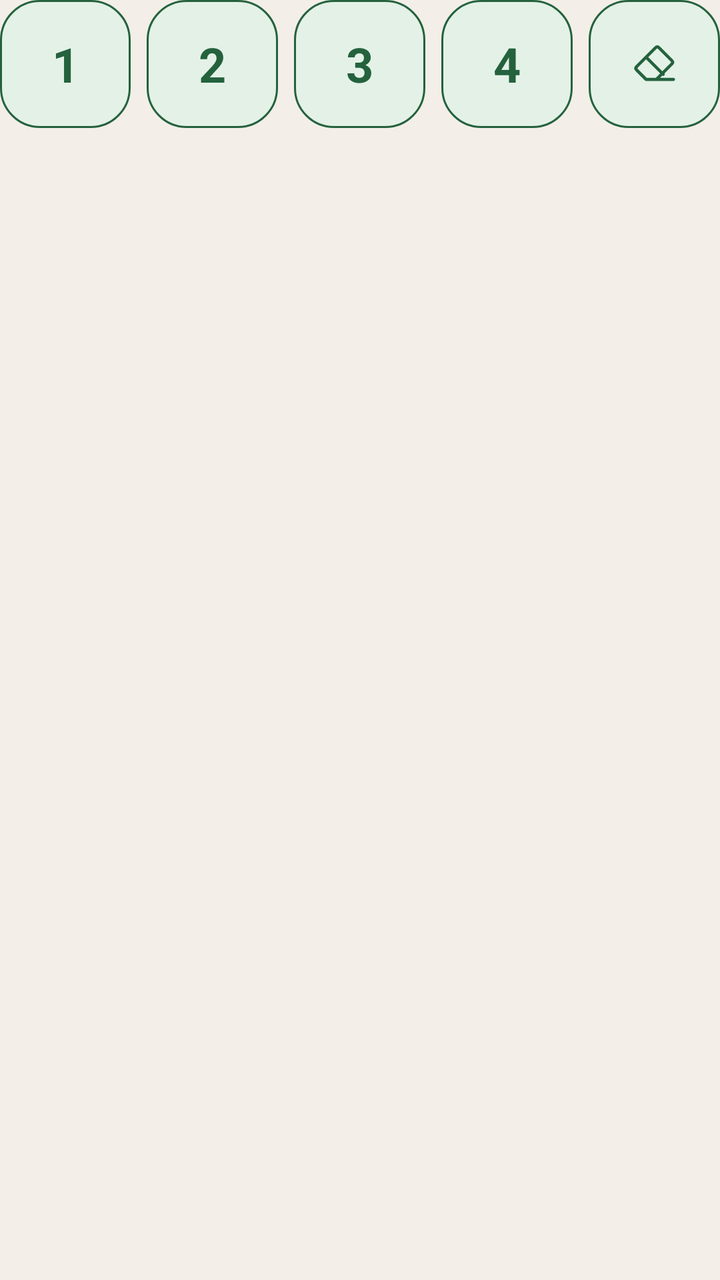
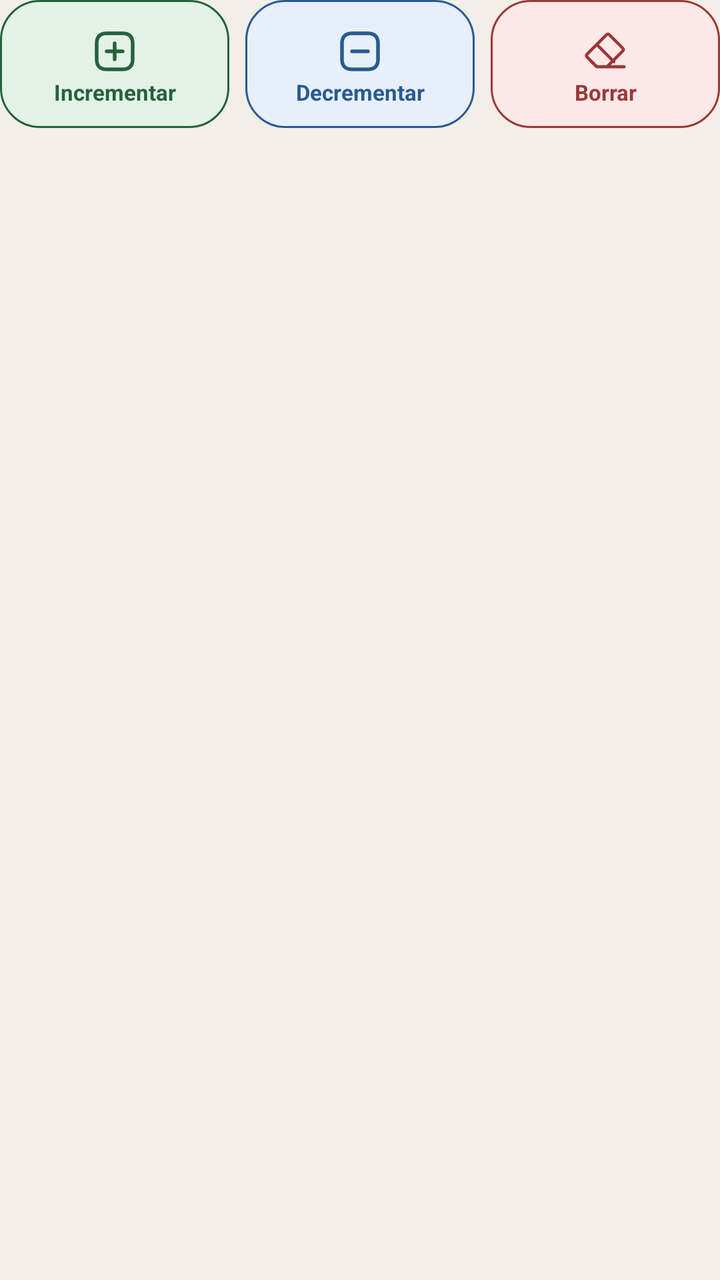

Two renders of the same Android screen: before a commit and after it. Below are the layout's source before the change and the commit's diff.
<!-- AndroidManifest.xml: application theme Theme.Arcade -->
<!-- res/layout/controles_kenken.xml -->
<?xml version="1.0" encoding="utf-8"?>
<LinearLayout xmlns:android="http://schemas.android.com/apk/res/android"
    xmlns:app="http://schemas.android.com/apk/res-auto"
    android:layout_width="match_parent"
    android:layout_height="wrap_content"
    android:baselineAligned="false"
    android:orientation="horizontal">

    <com.google.android.material.button.MaterialButton
        android:id="@+id/numero1" style="@style/Widget.Arcadia.BotonTeclaKenKen"
        android:layout_width="0dp" android:layout_height="64dp" android:layout_weight="1"
        android:layout_marginEnd="4dp" android:text="1" android:textSize="24sp" />
    <com.google.android.material.button.MaterialButton
        android:id="@+id/numero2" style="@style/Widget.Arcadia.BotonTeclaKenKen"
        android:layout_width="0dp" android:layout_height="64dp" android:layout_weight="1"
        android:layout_marginHorizontal="4dp" android:text="2" android:textSize="24sp" />
    <com.google.android.material.button.MaterialButton
        android:id="@+id/numero3" style="@style/Widget.Arcadia.BotonTeclaKenKen"
        android:layout_width="0dp" android:layout_height="64dp" android:layout_weight="1"
        android:layout_marginHorizontal="4dp" android:text="3" android:textSize="24sp" />
    <com.google.android.material.button.MaterialButton
        android:id="@+id/numero4" style="@style/Widget.Arcadia.BotonTeclaKenKen"
        android:layout_width="0dp" android:layout_height="64dp" android:layout_weight="1"
        android:layout_marginHorizontal="4dp" android:text="4" android:textSize="24sp" />
    <com.google.android.material.button.MaterialButton
        android:id="@+id/borrar" style="@style/Widget.Arcadia.BotonTeclaKenKen"
        android:layout_width="0dp" android:layout_height="64dp" android:layout_weight="1"
        android:layout_marginStart="4dp"
        android:contentDescription="@string/kenken_borrar"
        app:icon="@drawable/kenken_borrar" app:iconGravity="textStart" />

</LinearLayout>
<!-- resources referenced by this layout -->
<resources>
  <!-- drawable kenken_borrar (drawable) -->
  <vector xmlns:android="http://schemas.android.com/apk/res/android"
      android:width="28dp" android:height="28dp" android:viewportWidth="28" android:viewportHeight="28">
      <path android:fillColor="#00000000" android:strokeColor="#FFFFFFFF"
          android:strokeWidth="1.8" android:strokeLineCap="round" android:strokeLineJoin="round"
          android:pathData="M16.5,4.5L24,12Q25,13 24,14L15,23H9L3.5,17.5Q2.5,16.5 3.5,15.5L14.5,4.5Q15.5,3.5 16.5,4.5Z M9,10L19,20 M15,23H25" />
  </vector>
  <string name="kenken_borrar">Borrar</string>
  <style name="Widget.Arcadia.BotonTeclaKenKen" parent="Widget.Material3.Button.OutlinedButton">
          <item name="android:minWidth">0dp</item>
          <item name="android:insetTop">0dp</item>
          <item name="android:insetBottom">0dp</item>
          <item name="android:textColor">@color/kenken_tinte_incrementar</item>
          <item name="android:textStyle">bold</item>
          <item name="android:textAllCaps">false</item>
          <item name="android:elevation">0dp</item>
          <item name="cornerRadius">@dimen/radio_modo_kenken</item>
          <item name="backgroundTint">@color/kenken_fondo_incrementar</item>
          <item name="strokeColor">@color/kenken_tinte_incrementar</item>
          <item name="iconTint">@color/kenken_tinte_incrementar</item>
          <item name="iconSize">24dp</item>
          <item name="iconPadding">0dp</item>
      </style>
  <style name="Theme.Arcade" parent="Theme.Material3.DayNight.NoActionBar">
          <item name="colorPrimary">#8E529F</item>
          <item name="colorOnPrimary">#FFFFFF</item>
          <item name="colorPrimaryContainer">#EBD4ED</item>
          <item name="colorOnPrimaryContainer">#482353</item>
          <item name="colorSurface">@color/arcade_surface</item>
          <item name="colorOnSurface">@color/arcade_ink</item>
          <item name="android:colorBackground">@color/arcade_bg</item>
          <item name="android:windowLightStatusBar">false</item>
          <item name="android:fontFamily">sans-serif</item>
      </style>
  <dimen name="radio_modo_kenken">20dp</dimen>
  <color name="arcade_surface">#FFFFFF</color>
  <color name="arcade_ink">#28232D</color>
  <color name="arcade_bg">#F3EEE8</color>
</resources>

<!-- the commit's change to res/layout/controles_kenken.xml (unified diff, before → after) -->
@@ -4,7 +4,15 @@
     android:layout_width="match_parent"
     android:layout_height="wrap_content"
     android:baselineAligned="false"
-    android:orientation="horizontal">
+    android:orientation="vertical">
+
+    <LinearLayout
+        android:id="@+id/teclado"
+        android:layout_width="match_parent"
+        android:layout_height="wrap_content"
+        android:orientation="horizontal"
+        android:baselineAligned="false"
+        android:visibility="gone">
 
     <com.google.android.material.button.MaterialButton
         android:id="@+id/numero1" style="@style/Widget.Arcadia.BotonTeclaKenKen"
@@ -29,4 +37,45 @@
         android:contentDescription="@string/kenken_borrar"
         app:icon="@drawable/kenken_borrar" app:iconGravity="textStart" />
 
+    </LinearLayout>
+
+    <LinearLayout
+        android:id="@+id/modos"
+        android:layout_width="match_parent"
+        android:layout_height="wrap_content"
+        android:orientation="horizontal"
+        android:baselineAligned="false">
+        <com.google.android.material.button.MaterialButton
+            android:id="@+id/incrementar"
+            style="@style/Widget.Arcadia.BotonModoKenKen"
+            android:layout_width="0dp" android:layout_height="64dp"
+            android:layout_weight="1" android:layout_marginEnd="4dp"
+            android:text="@string/kenken_incrementar"
+            android:contentDescription="@string/kenken_incrementar"
+            app:icon="@drawable/kenken_sumar" />
+        <com.google.android.material.button.MaterialButton
+            android:id="@+id/decrementar"
+            style="@style/Widget.Arcadia.BotonModoKenKen"
+            android:layout_width="0dp" android:layout_height="64dp"
+            android:layout_weight="1" android:layout_marginHorizontal="4dp"
+            android:text="@string/kenken_decrementar"
+            android:contentDescription="@string/kenken_decrementar"
+            app:backgroundTint="@color/kenken_fondo_decrementar"
+            app:strokeColor="@color/kenken_tinte_decrementar"
+            app:iconTint="@color/kenken_tinte_decrementar"
+            android:textColor="@color/kenken_tinte_decrementar"
+            app:icon="@drawable/kenken_restar" />
+        <com.google.android.material.button.MaterialButton
+            android:id="@+id/borrar_modo"
+            style="@style/Widget.Arcadia.BotonModoKenKen"
+            android:layout_width="0dp" android:layout_height="64dp"
+            android:layout_weight="1" android:layout_marginStart="4dp"
+            android:text="@string/kenken_borrar"
+            android:contentDescription="@string/kenken_borrar"
+            app:backgroundTint="@color/kenken_fondo_borrar"
+            app:strokeColor="@color/kenken_tinte_borrar"
+            app:iconTint="@color/kenken_tinte_borrar"
+            android:textColor="@color/kenken_tinte_borrar"
+            app:icon="@drawable/kenken_borrar" />
+    </LinearLayout>
 </LinearLayout>
<!-- resource entries referenced after the edit -->
@@ -7,7 +7,33 @@
           android:strokeWidth="1.8" android:strokeLineCap="round" android:strokeLineJoin="round"
           android:pathData="M16.5,4.5L24,12Q25,13 24,14L15,23H9L3.5,17.5Q2.5,16.5 3.5,15.5L14.5,4.5Q15.5,3.5 16.5,4.5Z M9,10L19,20 M15,23H25" />
   </vector>
+  <!-- drawable kenken_restar (drawable) -->
+  <vector xmlns:android="http://schemas.android.com/apk/res/android"
+      android:width="24dp" android:height="24dp" android:viewportWidth="24" android:viewportHeight="24">
+      <path android:fillColor="#00000000" android:strokeColor="#FFFFFFFF"
+          android:strokeWidth="1.8" android:strokeLineCap="round" android:strokeLineJoin="round"
+          android:pathData="M8,3H16Q21,3 21,8V16Q21,21 16,21H8Q3,21 3,16V8Q3,3 8,3Z M8,12H16" />
+  </vector>
+  <!-- drawable kenken_sumar (drawable) -->
+  <vector xmlns:android="http://schemas.android.com/apk/res/android"
+      android:width="24dp" android:height="24dp" android:viewportWidth="24" android:viewportHeight="24">
+      <path android:fillColor="#00000000" android:strokeColor="#FFFFFFFF"
+          android:strokeWidth="1.8" android:strokeLineCap="round" android:strokeLineJoin="round"
+          android:pathData="M8,3H16Q21,3 21,8V16Q21,21 16,21H8Q3,21 3,16V8Q3,3 8,3Z M12,8V16 M8,12H16" />
+  </vector>
   <string name="kenken_borrar">Borrar</string>
+  <string name="kenken_decrementar">Decrementar</string>
+  <string name="kenken_incrementar">Incrementar</string>
+  <style name="Widget.Arcadia.BotonModoKenKen" parent="Widget.Arcadia.BotonTeclaKenKen">
+          <item name="android:checkable">true</item>
+          <item name="toggleCheckedStateOnClick">false</item>
+          <item name="android:textSize">11sp</item>
+          <item name="android:paddingStart">2dp</item>
+          <item name="android:paddingEnd">2dp</item>
+          <item name="android:letterSpacing">0</item>
+          <item name="iconGravity">textTop</item>
+          <item name="iconPadding">4dp</item>
+      </style>
   <style name="Widget.Arcadia.BotonTeclaKenKen" parent="Widget.Material3.Button.OutlinedButton">
           <item name="android:minWidth">0dp</item>
           <item name="android:insetTop">0dp</item>
